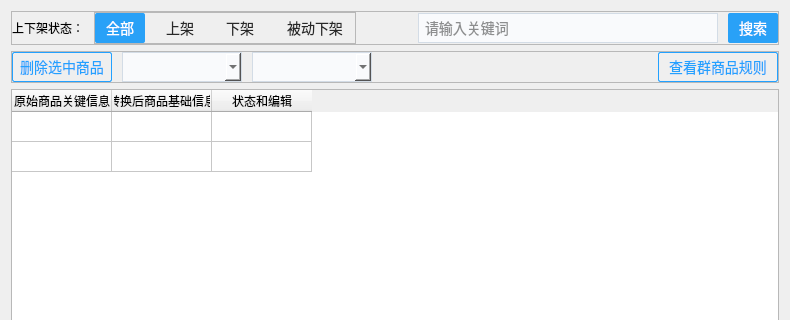
Above: dataconvert/dataConvert/publishmanager.ui from wentaosong1993/Qt before the change; both pictures show x 0 to 790 and y 0 to 320 of the 790 by 567 pixel window. Below: the same form after it.
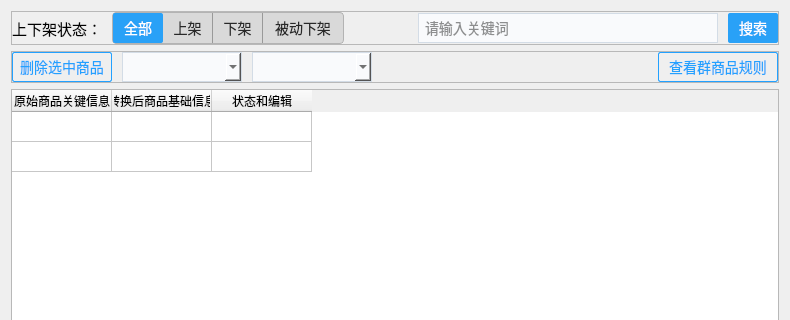
That is the form after the change. Icons and pictures are not drawn.

```diff
--- a/dataconvert/dataConvert/publishmanager.ui
+++ b/dataconvert/dataConvert/publishmanager.ui
@@ -16,6 +16,9 @@
   <layout class="QGridLayout" name="gridLayout">
    <item row="0" column="0">
     <widget class="QFrame" name="HeadFrame">
+     <property name="styleSheet">
+      <string notr="true"/>
+     </property>
      <property name="frameShape">
       <enum>QFrame::StyledPanel</enum>
      </property>
@@ -52,6 +55,12 @@
           <height>30</height>
          </size>
         </property>
+        <property name="font">
+         <font>
+          <family>Agency FB</family>
+          <pointsize>11</pointsize>
+         </font>
+        </property>
         <property name="styleSheet">
          <string notr="true">QLable{font:14px; color:#282828;}</string>
         </property>
@@ -62,6 +71,9 @@
       </item>
       <item>
        <widget class="QFrame" name="frame">
+        <property name="styleSheet">
+         <string notr="true">QFrame {background-color: #d9d9d9;border-radius: 4px;border: 1px solid #b3b3b3;}</string>
+        </property>
         <property name="frameShape">
          <enum>QFrame::StyledPanel</enum>
         </property>
@@ -70,7 +82,7 @@
         </property>
         <layout class="QHBoxLayout" name="horizontalLayout">
          <property name="spacing">
-          <number>10</number>
+          <number>0</number>
          </property>
          <property name="leftMargin">
           <number>0</number>
@@ -99,7 +111,7 @@
             </size>
            </property>
            <property name="styleSheet">
-            <string notr="true">QPushButton:!checked{border:0px;font:14px;background:transparent;color:#282828;}
+            <string notr="true">QPushButton:!checked{border-right: 1px solid #999999;border-left: 0px; border-top: 0px; border-bottom: 0px;font:14px;background:transparent;color:#282828;}
 QPushButton:checked{font: 14px;color: #ffffff;background-color:#29a1f7;border:0px;border-radius:2px;}
 </string>
            </property>
@@ -132,9 +144,8 @@
             <cursorShape>PointingHandCursor</cursorShape>
            </property>
            <property name="styleSheet">
-            <string notr="true">QPushButton:!checked{border:0px;font:14px;background:transparent;color:#282828;}
-QPushButton:checked{font: 14px;color: #ffffff;background-color:#29a1f7;border:0px;border-radius:2px;}
-</string>
+            <string notr="true">QPushButton:!checked{border-right: 1px solid #999999;border-left: 0px; border-top: 0px; border-bottom: 1px;font:14px;background:transparent;color:#282828;}
+QPushButton:checked{font: 14px;color: #ffffff;background-color:#29a1f7;border:0px;border-radius:2px;}</string>
            </property>
            <property name="text">
             <string>上架</string>
@@ -162,7 +173,7 @@
             <cursorShape>PointingHandCursor</cursorShape>
            </property>
            <property name="styleSheet">
-            <string notr="true">QPushButton:!checked{border:0px;font:14px;background:transparent;color:#282828;}
+            <string notr="true">QPushButton:!checked{border-right: 1px solid #999999;border-left: 0px; border-top: 0px; border-bottom:0px;font:14px;background:transparent;color:#282828;}
 QPushButton:checked{font: 14px;color: #ffffff;background-color:#29a1f7;border:0px;border-radius:2px;}
 </string>
            </property>
@@ -192,8 +203,9 @@
             <cursorShape>PointingHandCursor</cursorShape>
            </property>
            <property name="styleSheet">
-            <string notr="true">QPushButton:!checked{border:0px;font:14px;background:transparent;color:#282828;}
+            <string notr="true">QPushButton:!checked{border-right: 0px solid #999999;border-left: 0px; border-top: 0px; border-bottom: 0px;font:14px;background:transparent;color:#282828;}
 QPushButton:checked{font: 14px;color: #ffffff;background-color:#29a1f7;border:0px;border-radius:2px;}
+
 </string>
            </property>
            <property name="text">
```
